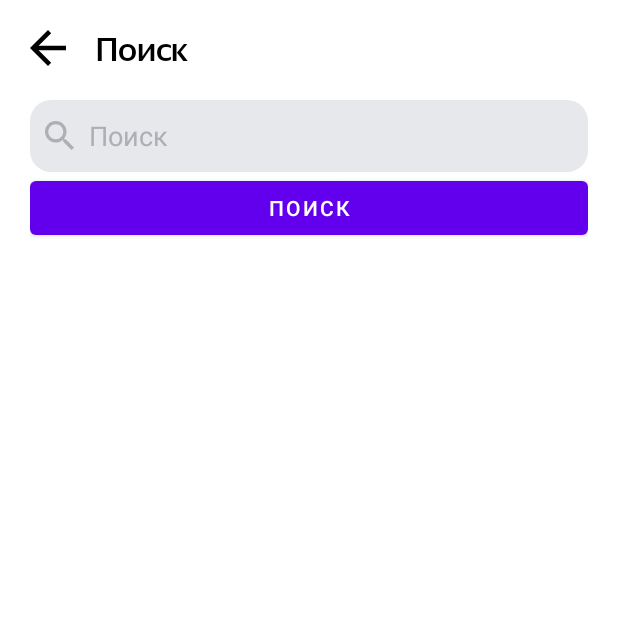
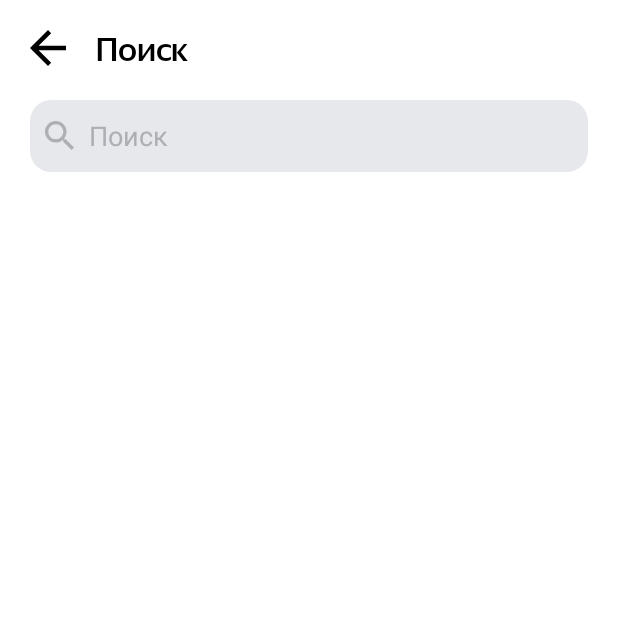
Before and after one commit to johnwaynejr/PlaylistMaker, an Android app: the FindActivity screen opened directly, with no data from a screen before it, on a phone screen of 412 x 824 dp, the top half of it. Run offline under Robolectric (Android 15) with nearby library versions, the phone set to English and light mode, and no system bars; pictures from the network do not load; 1 statement that could not run was skipped.

Commit message:
Убрал кнопку, добавил реализацию с виртуальной клавиатуры

```diff
--- a/app/src/main/res/layout/activity_find.xml
+++ b/app/src/main/res/layout/activity_find.xml
@@ -35,19 +35,15 @@
             android:hint="@string/btn_find_text"
             android:drawableStart="@drawable/find"
             android:drawablePadding="@dimen/mm_btn_icon_padding"
+            android:imeOptions="actionDone"
+            android:singleLine="true"
             android:background="@drawable/edit_text_bg"/>
+
         <Button
             android:id="@+id/btn_clear"
             style="@style/ButtonStyleTransparent"
             android:text="@string/btn_clear" />
     </FrameLayout>
-
-
-    <Button
-        android:id="@+id/searchBtn"
-        android:layout_width="match_parent"
-        android:layout_height="wrap_content"
-        android:text="Поиск" />
 
     <androidx.recyclerview.widget.RecyclerView
         android:id="@+id/recyclerView"
```
Also changed, not shown: app/src/main/java/com/hfad/playlistmaker/FindActivity.kt (+29 -18 lines).
